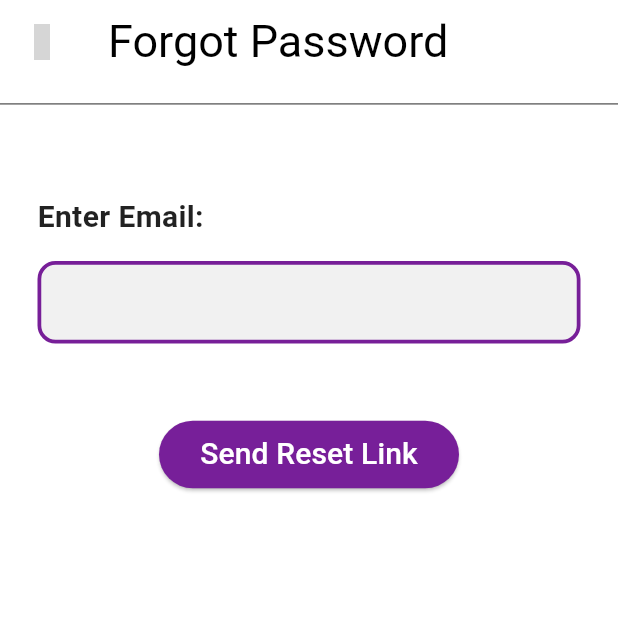
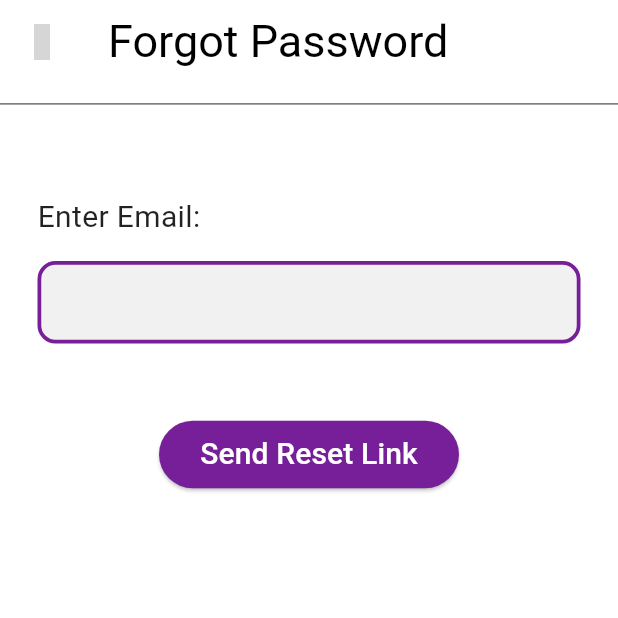
Before and after one commit to ZainabJameel300/UniFind, a Flutter app: the Forgotpassword screen opened by its route, on a phone screen of 412 x 824 dp, the top half of it. Run offline on Flutter 3.47's test engine with Material 3 defaults, Android fonts, the phone set to English and light mode, and no system bars; our stand-ins replace cloud_firestore, dotted_border, firebase_auth, firebase_core, firebase_storage, image_picker and 2 more; accounts and stored records are empty; project files that could hold a hidden picture were left out; grey boxes are pictures that could not be loaded.

Commit message:
Minor change in forgot password

```diff
--- a/lib/Pages/forgotpassword.dart
+++ b/lib/Pages/forgotpassword.dart
@@ -117,7 +117,7 @@ class _ForgotpasswordState extends State<Forgotpassword> {
                 "Enter Email:",
                 style: TextStyle(
                   fontSize: 20,
-                  fontWeight: FontWeight.bold,
+                  // fontWeight: FontWeight.bold,
                   color: Colors.black87,
                 ),
               ),
```
